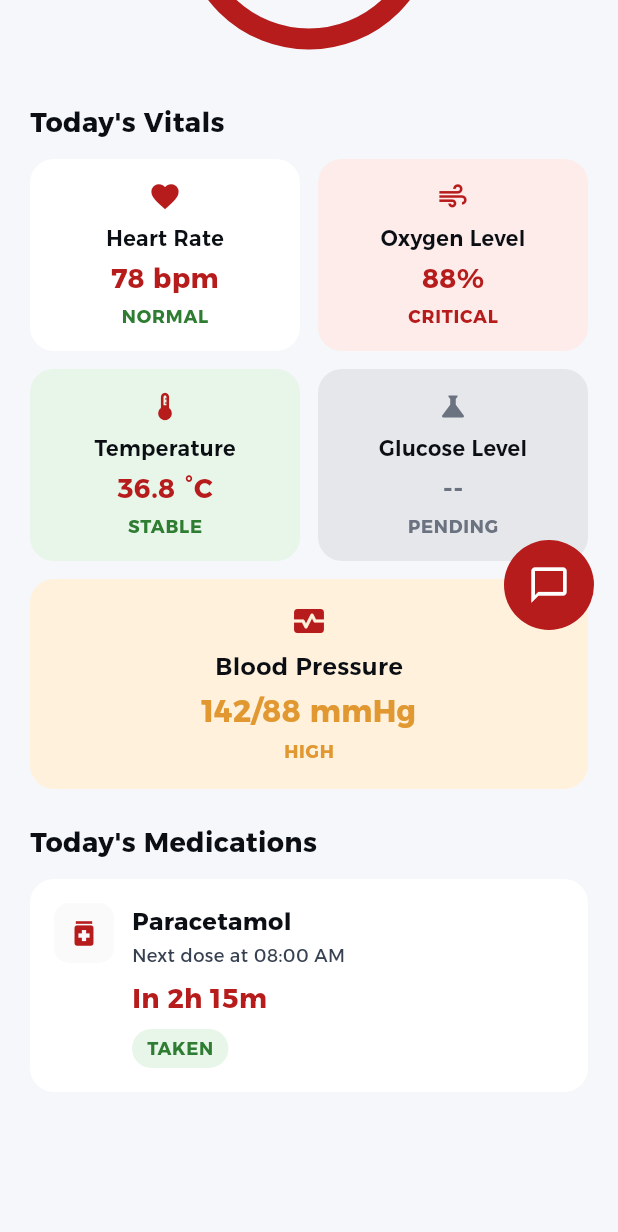
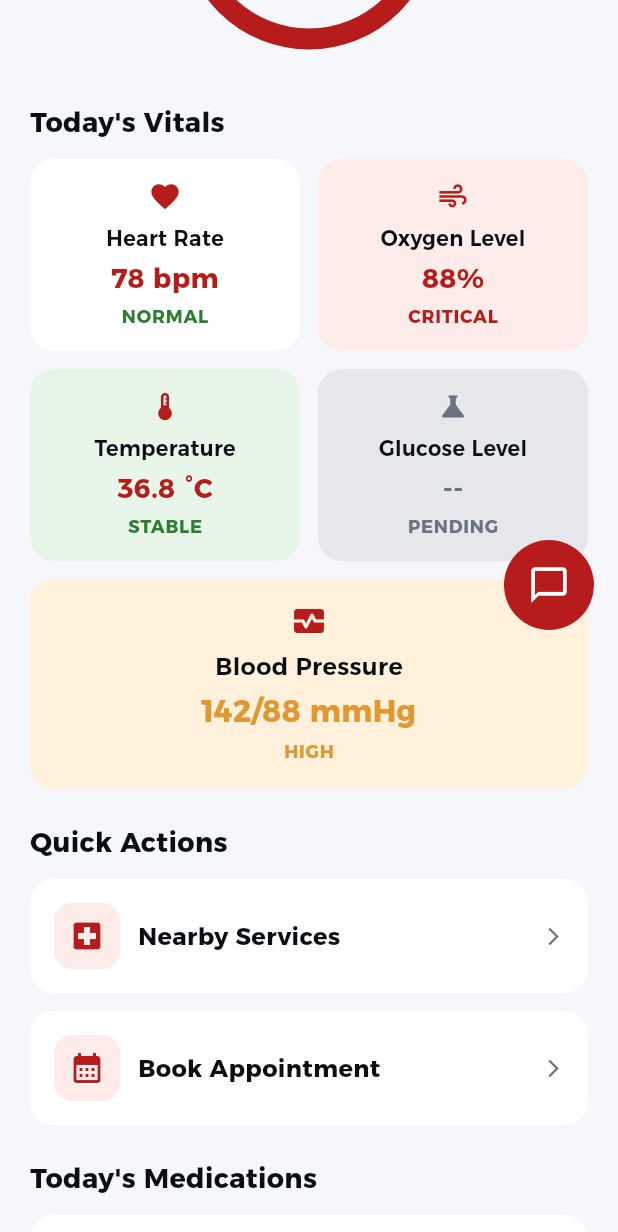
Before and after one commit to karrimJ/Nabad, a Flutter app: the screen it shows after launch, scrolled down 308 dp, on a phone screen of 412 x 824 dp. Shown: the top 1232 px of the screen. Run offline on Flutter 3.47's test engine with Material 3 defaults, Android fonts, the phone set to English and light mode, and no system bars; our stand-ins replace cloud_firestore, firebase_auth, firebase_core, firebase_messaging, flutter_local_notifications, flutter_svg and 3 more; accounts and stored records are empty.

Commit message:
appointment

```diff
--- a/mobile/lib/features/home/home_screen.dart
+++ b/mobile/lib/features/home/home_screen.dart
@@ -2,6 +2,9 @@ import 'dart:math' as math;
 import 'package:flutter/material.dart';
 import 'package:mobile/theme/app_colors.dart';
 import 'package:mobile/theme/app_typography.dart';
+import 'package:mobile/features/services/nearby_services_screen.dart';
+import 'package:mobile/features/assistant/assistant.dart';
+import 'package:mobile/features/appointments/appointment_booking_screen.dart';
 
 class HomeScreen extends StatelessWidget {
   const HomeScreen({super.key});
@@ -14,8 +17,7 @@ class HomeScreen extends StatelessWidget {
         child: Stack(
           children: [
             SingleChildScrollView(
-              padding:
-                  const EdgeInsets.symmetric(horizontal: 20, vertical: 16),
+              padding: const EdgeInsets.symmetric(horizontal: 20, vertical: 16),
               child: Column(
                 crossAxisAlignment: CrossAxisAlignment.start,
                 children: [
@@ -30,6 +32,12 @@ class HomeScreen extends StatelessWidget {
                   _vitalsGrid(),
                   const SizedBox(height: 12),
                   _bloodPressureCard(),
+                  const SizedBox(height: 24),
+                  _sectionTitle("Quick Actions"),
+                  const SizedBox(height: 12),
+                  _quickActionsRow(context),
+                  const SizedBox(height: 12),
+                  _appointmentCard(context),
                   const SizedBox(height: 24),
                   _sectionTitle("Today's Medications"),
                   const SizedBox(height: 12),
@@ -249,11 +257,7 @@ class HomeScreen extends StatelessWidget {
       ),
       child: Column(
         children: [
-          const Icon(
-            Icons.monitor_heart,
-            color: VitalRed.vitalRed500,
-            size: 24,
-          ),
+          const Icon(Icons.monitor_heart, color: VitalRed.vitalRed500, size: 24),
           const SizedBox(height: 6),
           Text(
             'Blood Pressure',
@@ -284,6 +288,118 @@ class HomeScreen extends StatelessWidget {
     );
   }
 
+  Widget _quickActionsRow(BuildContext context) {
+    return Row(
+      children: [
+        Expanded(
+          child: _quickActionCard(
+            icon: Icons.local_hospital,
+            label: 'Nearby Services',
+            color: VitalRed.vitalRed500,
+            onTap: () {
+              Navigator.push(
+                context,
+                MaterialPageRoute(
+                    builder: (_) => const NearbyServicesScreen()),
+              );
+            },
+          ),
+        ),
+      ],
+    );
+  }
+
+  Widget _quickActionCard({
+    required IconData icon,
+    required String label,
+    required Color color,
+    required VoidCallback onTap,
+  }) {
+    return GestureDetector(
+      onTap: onTap,
+      child: Container(
+        padding: const EdgeInsets.all(16),
+        decoration: BoxDecoration(
+          color: Neutral.neutral100,
+          borderRadius: BorderRadius.circular(16),
+        ),
+        child: Row(
+          children: [
+            Container(
+              width: 44,
+              height: 44,
+              decoration: BoxDecoration(
+                color: AccentRed.accentRed100,
+                borderRadius: BorderRadius.circular(12),
+              ),
+              child: Icon(icon, color: color, size: 24),
+            ),
+            const SizedBox(width: 12),
+            Expanded(
+              child: Text(
+                label,
+                style: AppTypography.bodyLarge.copyWith(
+                  color: Neutral.neutral900,
+                  fontWeight: FontWeight.w700,
+                ),
+              ),
+            ),
+            const Icon(Icons.arrow_forward_ios,
+                size: 14, color: Neutral.neutral600),
+          ],
+        ),
+      ),
+    );
+  }
+
+  Widget _appointmentCard(BuildContext context) {
+    return GestureDetector(
+      onTap: () {
+        Navigator.push(
+          context,
+          MaterialPageRoute(
+              builder: (_) => const AppointmentBookingScreen()),
+        );
+      },
+      child: Container(
+        padding: const EdgeInsets.all(16),
+        decoration: BoxDecoration(
+          color: Neutral.neutral100,
+          borderRadius: BorderRadius.circular(16),
+        ),
+        child: Row(
+          children: [
+            Container(
+              width: 44,
+              height: 44,
+              decoration: BoxDecoration(
+                color: AccentRed.accentRed100,
+                borderRadius: BorderRadius.circular(12),
+              ),
+              child: const Icon(
+                Icons.calendar_month,
+                color: VitalRed.vitalRed500,
+                size: 24,
+              ),
+            ),
+            const SizedBox(width: 12),
+            Expanded(
+              child: Text(
+                'Book Appointment',
+                style: AppTypography.bodyLarge.copyWith(
+                  color: Neutral.neutral900,
+                  fontWeight: FontWeight.w700,
+                ),
+              ),
+            ),
+            const Icon(Icons.arrow_forward_ios,
+                size: 14, color: Neutral.neutral600),
+          ],
+        ),
+      ),
+    );
+  }
+
   Widget _medicationCard() {
     return Container(
       padding: const EdgeInsets.all(16),
@@ -301,11 +417,8 @@ class HomeScreen extends StatelessWidget {
               color: Neutral.neutral200,
               borderRadius: BorderRadius.circular(10),
             ),
-            child: const Icon(
-              Icons.medication,
-              color: VitalRed.vitalRed500,
-              size: 22,
-            ),
+            child: const Icon(Icons.medication,
+                color: VitalRed.vitalRed500, size: 22),
           ),
           const SizedBox(width: 12),
           Expanded(
@@ -360,8 +473,15 @@ class HomeScreen extends StatelessWidget {
   }
 
   Widget _chatbotButton() {
-    return GestureDetector(
-      onTap: () {},
+    return Builder(
+      builder: (context) => GestureDetector(
+        onTap: () {
+          Navigator.push(
+            context,
+            MaterialPageRoute(
+                builder: (_) => const NabadAssistantScreen()),
+          );
+        },
         child: Container(
           width: 60,
           height: 60,
@@ -373,6 +493,7 @@ class HomeScreen extends StatelessWidget {
             Icons.chat_bubble_outline,
             color: Colors.white,
             size: 28,
+          ),
         ),
       ),
     );
```
Also changed, not shown: mobile/lib/features/appointments/appointment_booking_screen.dart (added), mobile/lib/features/appointments/doctor_list_screen.dart (added), mobile/lib/features/appointments/time_slot_screen.dart (added), mobile/lib/features/services/nearby_services_screen.dart (added). Lines whose indentation alone changed are shown as unchanged.
